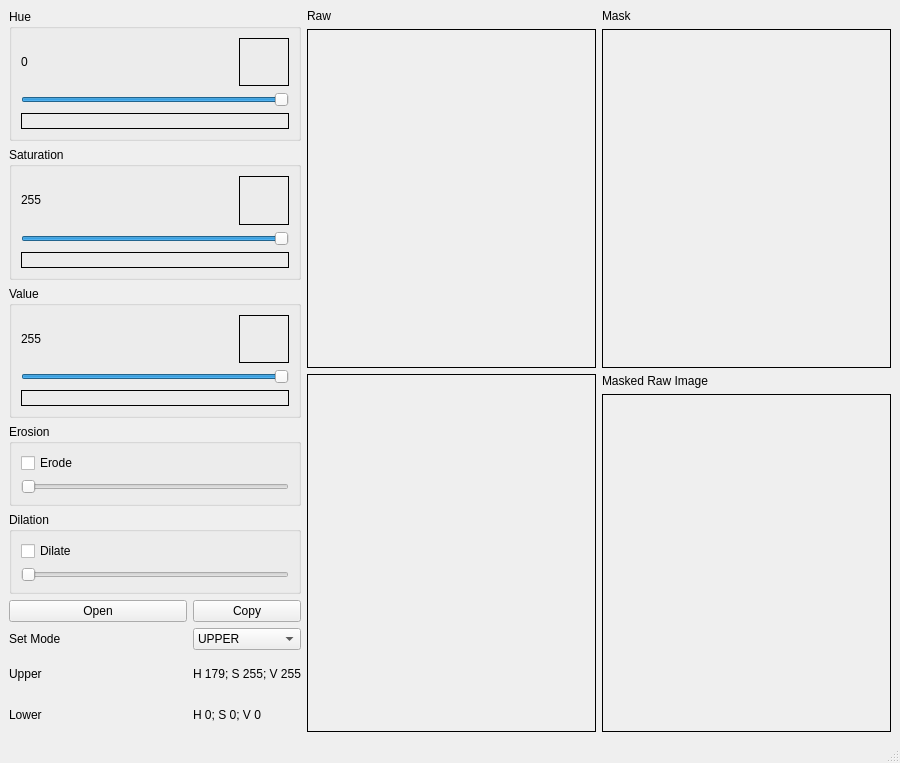
The window that code/main_window.ui (TecArt-Udayana/intro-to-computer-vision-2021) describes before a commit, drawn with Qt 5.
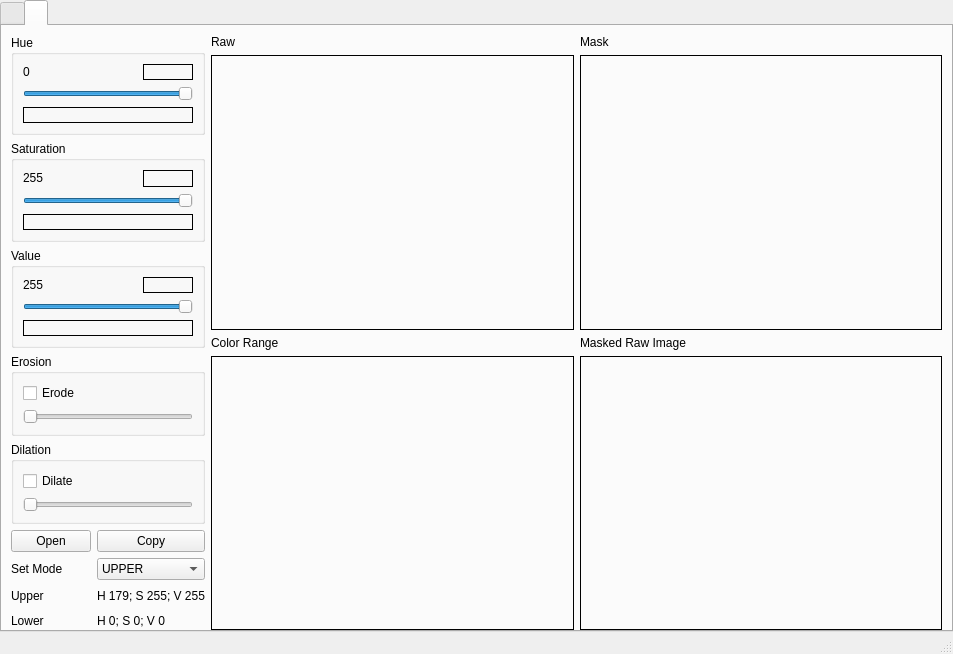
The same window after the commit. The open tabs and pages were chosen to show the change.

Commit message: Update gui, hough function, ignore .idea

Patch:
```diff
--- a/code/main_window.ui
+++ b/code/main_window.ui
@@ -6,15 +6,43 @@
    <rect>
     <x>0</x>
     <y>0</y>
-    <width>900</width>
-    <height>763</height>
+    <width>953</width>
+    <height>654</height>
    </rect>
   </property>
   <property name="windowTitle">
    <string>HSV Tool</string>
   </property>
   <widget class="QWidget" name="centralwidget">
-   <layout class="QHBoxLayout" name="horizontalLayout" stretch="1,2">
+   <layout class="QHBoxLayout" name="horizontalLayout" stretch="0">
+    <property name="spacing">
+     <number>0</number>
+    </property>
+    <property name="leftMargin">
+     <number>0</number>
+    </property>
+    <property name="topMargin">
+     <number>0</number>
+    </property>
+    <property name="rightMargin">
+     <number>0</number>
+    </property>
+    <property name="bottomMargin">
+     <number>0</number>
+    </property>
+    <item>
+     <widget class="QTabWidget" name="tabWidget">
+      <property name="currentIndex">
+       <number>0</number>
+      </property>
+      <widget class="QWidget" name="tab_hsv">
+       <attribute name="title">
+        <string/>
+       </attribute>
+       <layout class="QHBoxLayout" name="horizontalLayout_2" stretch="1,10">
+        <property name="bottomMargin">
+         <number>0</number>
+        </property>
     <item>
      <layout class="QVBoxLayout" name="verticalLayout" stretch="0,0,0,0,0,0">
       <property name="sizeConstraint">
@@ -418,7 +446,7 @@
      </layout>
     </item>
     <item>
-     <layout class="QGridLayout" name="gridLayout_2">
+         <layout class="QGridLayout" name="gridLayout_2" columnstretch="0,0">
       <property name="leftMargin">
        <number>0</number>
       </property>
@@ -538,7 +566,586 @@
         </item>
        </layout>
       </item>
-     </layout>
+          <item row="1" column="0">
+           <layout class="QVBoxLayout" name="verticalLayout_7">
+            <item>
+             <widget class="QLabel" name="label_2">
+              <property name="sizePolicy">
+               <sizepolicy hsizetype="Preferred" vsizetype="Fixed">
+                <horstretch>0</horstretch>
+                <verstretch>0</verstretch>
+               </sizepolicy>
+              </property>
+              <property name="text">
+               <string>Color Range</string>
+              </property>
+             </widget>
+            </item>
+            <item>
+             <widget class="QLabel" name="previewHsvSpace">
+              <property name="frameShape">
+               <enum>QFrame::Box</enum>
+              </property>
+              <property name="text">
+               <string/>
+              </property>
+             </widget>
+            </item>
+           </layout>
+          </item>
+         </layout>
+        </item>
+       </layout>
+      </widget>
+      <widget class="QWidget" name="horizontalTabWidgetPage1">
+       <attribute name="title">
+        <string/>
+       </attribute>
+       <layout class="QHBoxLayout" name="horizontalLayout_13" stretch="1,10">
+        <property name="bottomMargin">
+         <number>0</number>
+        </property>
+        <item>
+         <layout class="QVBoxLayout" name="verticalLayout_22" stretch="0,0,0,0,0,0">
+          <property name="sizeConstraint">
+           <enum>QLayout::SetDefaultConstraint</enum>
+          </property>
+          <item>
+           <widget class="QGroupBox" name="groupBox_11">
+            <property name="sizePolicy">
+             <sizepolicy hsizetype="Minimum" vsizetype="Preferred">
+              <horstretch>0</horstretch>
+              <verstretch>0</verstretch>
+             </sizepolicy>
+            </property>
+            <property name="title">
+             <string>Hue</string>
+            </property>
+            <layout class="QVBoxLayout" name="verticalLayout_23">
+             <item>
+              <layout class="QHBoxLayout" name="horizontalLayout_10">
+               <property name="topMargin">
+                <number>0</number>
+               </property>
+               <item>
+                <widget class="QLabel" name="lblH_3">
+                 <property name="sizePolicy">
+                  <sizepolicy hsizetype="Preferred" vsizetype="Fixed">
+                   <horstretch>0</horstretch>
+                   <verstretch>0</verstretch>
+                  </sizepolicy>
+                 </property>
+                 <property name="text">
+                  <string>0</string>
+                 </property>
+                </widget>
+               </item>
+               <item>
+                <widget class="QLabel" name="previewH_3">
+                 <property name="sizePolicy">
+                  <sizepolicy hsizetype="Fixed" vsizetype="Ignored">
+                   <horstretch>0</horstretch>
+                   <verstretch>0</verstretch>
+                  </sizepolicy>
+                 </property>
+                 <property name="maximumSize">
+                  <size>
+                   <width>50</width>
+                   <height>16777215</height>
+                  </size>
+                 </property>
+                 <property name="frameShape">
+                  <enum>QFrame::Box</enum>
+                 </property>
+                 <property name="text">
+                  <string/>
+                 </property>
+                </widget>
+               </item>
+              </layout>
+             </item>
+             <item>
+              <widget class="QSlider" name="sliderH_3">
+               <property name="maximum">
+                <number>359</number>
+               </property>
+               <property name="value">
+                <number>359</number>
+               </property>
+               <property name="orientation">
+                <enum>Qt::Horizontal</enum>
+               </property>
+              </widget>
+             </item>
+             <item>
+              <widget class="QLabel" name="label_21">
+               <property name="sizePolicy">
+                <sizepolicy hsizetype="Preferred" vsizetype="Fixed">
+                 <horstretch>0</horstretch>
+                 <verstretch>0</verstretch>
+                </sizepolicy>
+               </property>
+               <property name="frameShape">
+                <enum>QFrame::Box</enum>
+               </property>
+               <property name="text">
+                <string/>
+               </property>
+              </widget>
+             </item>
+            </layout>
+           </widget>
+          </item>
+          <item>
+           <widget class="QGroupBox" name="groupBox_12">
+            <property name="title">
+             <string>Saturation</string>
+            </property>
+            <layout class="QVBoxLayout" name="verticalLayout_24">
+             <item>
+              <layout class="QHBoxLayout" name="horizontalLayout_11">
+               <property name="topMargin">
+                <number>0</number>
+               </property>
+               <item>
+                <widget class="QLabel" name="lblS_3">
+                 <property name="sizePolicy">
+                  <sizepolicy hsizetype="Preferred" vsizetype="Fixed">
+                   <horstretch>0</horstretch>
+                   <verstretch>0</verstretch>
+                  </sizepolicy>
+                 </property>
+                 <property name="text">
+                  <string>255</string>
+                 </property>
+                </widget>
+               </item>
+               <item>
+                <widget class="QLabel" name="previewS_3">
+                 <property name="sizePolicy">
+                  <sizepolicy hsizetype="Fixed" vsizetype="Ignored">
+                   <horstretch>0</horstretch>
+                   <verstretch>0</verstretch>
+                  </sizepolicy>
+                 </property>
+                 <property name="maximumSize">
+                  <size>
+                   <width>50</width>
+                   <height>16777215</height>
+                  </size>
+                 </property>
+                 <property name="frameShape">
+                  <enum>QFrame::Box</enum>
+                 </property>
+                 <property name="text">
+                  <string/>
+                 </property>
+                </widget>
+               </item>
+              </layout>
+             </item>
+             <item>
+              <widget class="QSlider" name="sliderS_3">
+               <property name="sizePolicy">
+                <sizepolicy hsizetype="Preferred" vsizetype="Fixed">
+                 <horstretch>0</horstretch>
+                 <verstretch>0</verstretch>
+                </sizepolicy>
+               </property>
+               <property name="maximum">
+                <number>255</number>
+               </property>
+               <property name="value">
+                <number>255</number>
+               </property>
+               <property name="orientation">
+                <enum>Qt::Horizontal</enum>
+               </property>
+              </widget>
+             </item>
+             <item>
+              <widget class="QLabel" name="label_22">
+               <property name="sizePolicy">
+                <sizepolicy hsizetype="Preferred" vsizetype="Fixed">
+                 <horstretch>0</horstretch>
+                 <verstretch>0</verstretch>
+                </sizepolicy>
+               </property>
+               <property name="frameShape">
+                <enum>QFrame::Box</enum>
+               </property>
+               <property name="text">
+                <string/>
+               </property>
+              </widget>
+             </item>
+            </layout>
+           </widget>
+          </item>
+          <item>
+           <widget class="QGroupBox" name="groupBox_13">
+            <property name="title">
+             <string>Value</string>
+            </property>
+            <layout class="QVBoxLayout" name="verticalLayout_25">
+             <item>
+              <layout class="QHBoxLayout" name="horizontalLayout_12">
+               <property name="topMargin">
+                <number>0</number>
+               </property>
+               <item>
+                <widget class="QLabel" name="lblV_3">
+                 <property name="sizePolicy">
+                  <sizepolicy hsizetype="Preferred" vsizetype="Fixed">
+                   <horstretch>0</horstretch>
+                   <verstretch>0</verstretch>
+                  </sizepolicy>
+                 </property>
+                 <property name="text">
+                  <string>255</string>
+                 </property>
+                </widget>
+               </item>
+               <item>
+                <widget class="QLabel" name="previewV_3">
+                 <property name="sizePolicy">
+                  <sizepolicy hsizetype="Fixed" vsizetype="Ignored">
+                   <horstretch>0</horstretch>
+                   <verstretch>0</verstretch>
+                  </sizepolicy>
+                 </property>
+                 <property name="maximumSize">
+                  <size>
+                   <width>50</width>
+                   <height>16777215</height>
+                  </size>
+                 </property>
+                 <property name="frameShape">
+                  <enum>QFrame::Box</enum>
+                 </property>
+                 <property name="text">
+                  <string/>
+                 </property>
+                </widget>
+               </item>
+              </layout>
+             </item>
+             <item>
+              <widget class="QSlider" name="sliderV_3">
+               <property name="maximum">
+                <number>255</number>
+               </property>
+               <property name="value">
+                <number>255</number>
+               </property>
+               <property name="orientation">
+                <enum>Qt::Horizontal</enum>
+               </property>
+              </widget>
+             </item>
+             <item>
+              <widget class="QLabel" name="label_23">
+               <property name="sizePolicy">
+                <sizepolicy hsizetype="Preferred" vsizetype="Fixed">
+                 <horstretch>0</horstretch>
+                 <verstretch>0</verstretch>
+                </sizepolicy>
+               </property>
+               <property name="frameShape">
+                <enum>QFrame::Box</enum>
+               </property>
+               <property name="text">
+                <string/>
+               </property>
+              </widget>
+             </item>
+            </layout>
+           </widget>
+          </item>
+          <item>
+           <widget class="QGroupBox" name="groupBox_14">
+            <property name="sizePolicy">
+             <sizepolicy hsizetype="Preferred" vsizetype="Fixed">
+              <horstretch>0</horstretch>
+              <verstretch>0</verstretch>
+             </sizepolicy>
+            </property>
+            <property name="title">
+             <string>Erosion</string>
+            </property>
+            <layout class="QVBoxLayout" name="verticalLayout_26">
+             <item>
+              <widget class="QCheckBox" name="cboxErode_3">
+               <property name="text">
+                <string>Erode</string>
+               </property>
+              </widget>
+             </item>
+             <item>
+              <widget class="QSlider" name="sliderErotion_3">
+               <property name="minimum">
+                <number>1</number>
+               </property>
+               <property name="singleStep">
+                <number>2</number>
+               </property>
+               <property name="orientation">
+                <enum>Qt::Horizontal</enum>
+               </property>
+              </widget>
+             </item>
+            </layout>
+           </widget>
+          </item>
+          <item>
+           <widget class="QGroupBox" name="groupBox_15">
+            <property name="sizePolicy">
+             <sizepolicy hsizetype="Preferred" vsizetype="Fixed">
+              <horstretch>0</horstretch>
+              <verstretch>0</verstretch>
+             </sizepolicy>
+            </property>
+            <property name="title">
+             <string>Dilation</string>
+            </property>
+            <layout class="QVBoxLayout" name="verticalLayout_27">
+             <item>
+              <widget class="QCheckBox" name="cboxDilate_3">
+               <property name="text">
+                <string>Dilate</string>
+               </property>
+              </widget>
+             </item>
+             <item>
+              <widget class="QSlider" name="sliderDilation_3">
+               <property name="minimum">
+                <number>1</number>
+               </property>
+               <property name="singleStep">
+                <number>2</number>
+               </property>
+               <property name="pageStep">
+                <number>10</number>
+               </property>
+               <property name="orientation">
+                <enum>Qt::Horizontal</enum>
+               </property>
+              </widget>
+             </item>
+            </layout>
+           </widget>
+          </item>
+          <item>
+           <layout class="QGridLayout" name="gridLayout_6" columnstretch="1,0">
+            <property name="topMargin">
+             <number>0</number>
+            </property>
+            <item row="4" column="1">
+             <widget class="QLabel" name="lblLower_3">
+              <property name="text">
+               <string>H 0; S 0; V 0</string>
+              </property>
+             </widget>
+            </item>
+            <item row="1" column="0">
+             <widget class="QPushButton" name="btnOpen_3">
+              <property name="text">
+               <string>Open</string>
+              </property>
+             </widget>
+            </item>
+            <item row="4" column="0">
+             <widget class="QLabel" name="label_24">
+              <property name="text">
+               <string>Lower</string>
+              </property>
+             </widget>
+            </item>
+            <item row="1" column="1">
+             <widget class="QPushButton" name="btnCopy_3">
+              <property name="text">
+               <string>Copy</string>
+              </property>
+             </widget>
+            </item>
+            <item row="2" column="1">
+             <widget class="QComboBox" name="cboxSetMode_3">
+              <item>
+               <property name="text">
+                <string>UPPER</string>
+               </property>
+              </item>
+              <item>
+               <property name="text">
+                <string>LOWER</string>
+               </property>
+              </item>
+             </widget>
+            </item>
+            <item row="2" column="0">
+             <widget class="QLabel" name="label_25">
+              <property name="text">
+               <string>Set Mode</string>
+              </property>
+             </widget>
+            </item>
+            <item row="3" column="0">
+             <widget class="QLabel" name="label_26">
+              <property name="text">
+               <string>Upper</string>
+              </property>
+             </widget>
+            </item>
+            <item row="3" column="1">
+             <widget class="QLabel" name="lblUpper_3">
+              <property name="text">
+               <string>H 179; S 255; V 255</string>
+              </property>
+             </widget>
+            </item>
+           </layout>
+          </item>
+         </layout>
+        </item>
+        <item>
+         <layout class="QGridLayout" name="gridLayout_7" columnstretch="0,0">
+          <property name="leftMargin">
+           <number>0</number>
+          </property>
+          <item row="0" column="0">
+           <layout class="QVBoxLayout" name="verticalLayout_28">
+            <item>
+             <widget class="QLabel" name="label_27">
+              <property name="sizePolicy">
+               <sizepolicy hsizetype="Preferred" vsizetype="Fixed">
+                <horstretch>0</horstretch>
+                <verstretch>0</verstretch>
+               </sizepolicy>
+              </property>
+              <property name="text">
+               <string>Raw</string>
+              </property>
+             </widget>
+            </item>
+            <item>
+             <widget class="QLabel" name="previewRaw_3">
+              <property name="sizePolicy">
+               <sizepolicy hsizetype="Ignored" vsizetype="Ignored">
+                <horstretch>0</horstretch>
+                <verstretch>0</verstretch>
+               </sizepolicy>
+              </property>
+              <property name="frameShape">
+               <enum>QFrame::Box</enum>
+              </property>
+              <property name="text">
+               <string/>
+              </property>
+             </widget>
+            </item>
+           </layout>
+          </item>
+          <item row="0" column="1">
+           <layout class="QVBoxLayout" name="verticalLayout_29">
+            <property name="leftMargin">
+             <number>0</number>
+            </property>
+            <item>
+             <widget class="QLabel" name="label_28">
+              <property name="sizePolicy">
+               <sizepolicy hsizetype="Preferred" vsizetype="Fixed">
+                <horstretch>0</horstretch>
+                <verstretch>0</verstretch>
+               </sizepolicy>
+              </property>
+              <property name="text">
+               <string>Mask</string>
+              </property>
+             </widget>
+            </item>
+            <item>
+             <widget class="QLabel" name="previewMask_3">
+              <property name="sizePolicy">
+               <sizepolicy hsizetype="Ignored" vsizetype="Ignored">
+                <horstretch>1</horstretch>
+                <verstretch>0</verstretch>
+               </sizepolicy>
+              </property>
+              <property name="frameShape">
+               <enum>QFrame::Box</enum>
+              </property>
+              <property name="text">
+               <string/>
+              </property>
+             </widget>
+            </item>
+           </layout>
+          </item>
+          <item row="1" column="1">
+           <layout class="QVBoxLayout" name="verticalLayout_30">
+            <item>
+             <widget class="QLabel" name="label_29">
+              <property name="sizePolicy">
+               <sizepolicy hsizetype="Preferred" vsizetype="Fixed">
+                <horstretch>0</horstretch>
+                <verstretch>0</verstretch>
+               </sizepolicy>
+              </property>
+              <property name="text">
+               <string>Masked Raw Image</string>
+              </property>
+             </widget>
+            </item>
+            <item>
+             <widget class="QLabel" name="previewMaskedRaw_3">
+              <property name="sizePolicy">
+               <sizepolicy hsizetype="Ignored" vsizetype="Ignored">
+                <horstretch>0</horstretch>
+                <verstretch>0</verstretch>
+               </sizepolicy>
+              </property>
+              <property name="frameShape">
+               <enum>QFrame::Box</enum>
+              </property>
+              <property name="text">
+               <string/>
+              </property>
+             </widget>
+            </item>
+           </layout>
+          </item>
+          <item row="1" column="0">
+           <layout class="QVBoxLayout" name="verticalLayout_31">
+            <item>
+             <widget class="QLabel" name="label_30">
+              <property name="sizePolicy">
+               <sizepolicy hsizetype="Preferred" vsizetype="Fixed">
+                <horstretch>0</horstretch>
+                <verstretch>0</verstretch>
+               </sizepolicy>
+              </property>
+              <property name="text">
+               <string>Color Range</string>
+              </property>
+             </widget>
+            </item>
+            <item>
+             <widget class="QLabel" name="previewHsvSpace_3">
+              <property name="frameShape">
+               <enum>QFrame::Box</enum>
+              </property>
+              <property name="text">
+               <string/>
+              </property>
+             </widget>
+            </item>
+           </layout>
+          </item>
+         </layout>
+        </item>
+       </layout>
+      </widget>
+     </widget>
     </item>
    </layout>
   </widget>
```
Left out of the diff: 18 changed lines with no effect on the pictures. Lines whose indentation alone changed are shown as unchanged. The commit also changes 5 other files.
